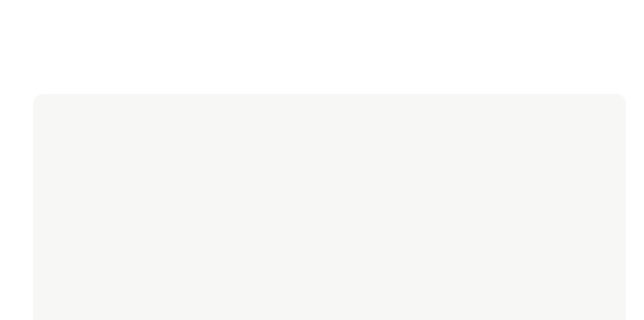
Old version of the form dyner.ui in the repository Anmol-A-jain/Dyner; both pictures show x 241 to 885 and y 0 to 320 of the 885 by 584 pixel window.
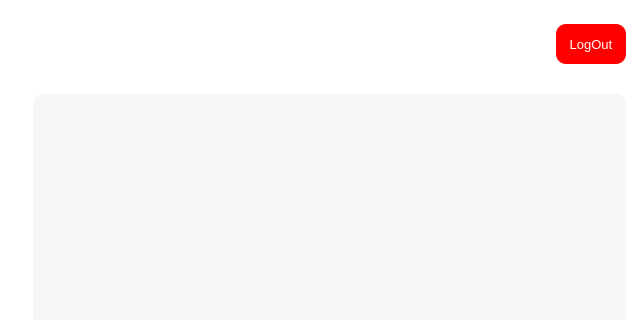
New version of the form. Icons and pictures are not drawn.

The edit to the form file:
```diff
--- a/dyner.ui
+++ b/dyner.ui
@@ -113,7 +113,7 @@
 }</string>
            </property>
            <property name="text">
-            <string>&lt;html&gt;&lt;head/&gt;&lt;body&gt;&lt;p&gt;Home&lt;/p&gt;&lt;/body&gt;&lt;/html&gt;</string>
+            <string>&lt;html&gt;&lt;head/&gt;&lt;body&gt;&lt;p&gt;Login&lt;/p&gt;&lt;/body&gt;&lt;/html&gt;</string>
            </property>
            <property name="textFormat">
             <enum>Qt::RichText</enum>
@@ -136,6 +136,33 @@
            </property>
           </spacer>
          </item>
+         <item>
+          <widget class="QPushButton" name="btnLogout">
+           <property name="minimumSize">
+            <size>
+             <width>70</width>
+             <height>40</height>
+            </size>
+           </property>
+           <property name="font">
+            <font>
+             <family>MS Shell Dlg 2</family>
+             <pointsize>10</pointsize>
+             <weight>50</weight>
+             <italic>false</italic>
+             <bold>false</bold>
+            </font>
+           </property>
+           <property name="styleSheet">
+            <string notr="true">background-color: rgb(255, 0, 0);
+color: rgb(255, 255, 255);
+border-radius:10px;</string>
+           </property>
+           <property name="text">
+            <string>LogOut</string>
+           </property>
+          </widget>
+         </item>
         </layout>
        </widget>
       </item>
```
